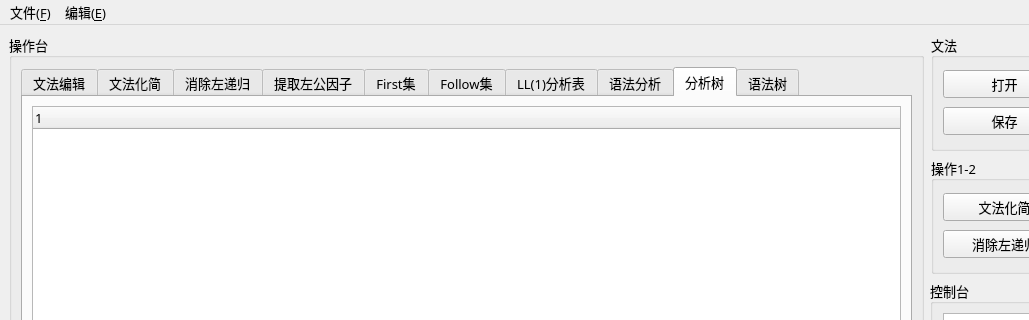
Before: the Qt Designer form BNFProcessor/mainwindow.ui in Lyuyk/Compile-Principle-Course-Labs, drawn with Qt 5; both pictures show x 0 to 1029 and y 0 to 320 of the 1280 by 768 pixel window.
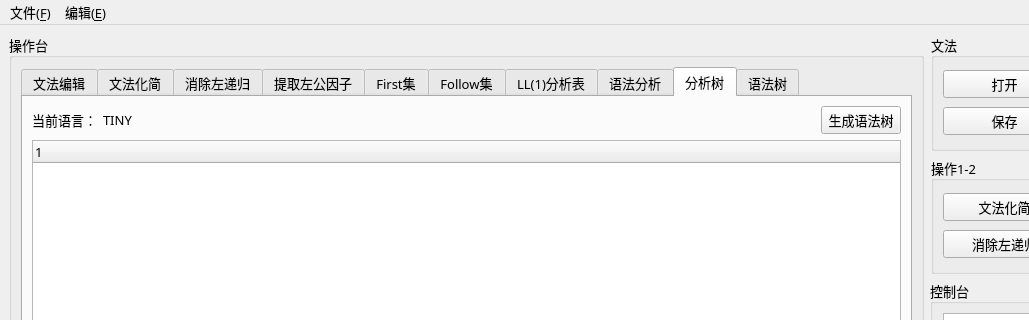
After: the same form once the commit is applied. The open tabs and pages were chosen to show the change.

```diff
--- a/BNFProcessor/mainwindow.ui
+++ b/BNFProcessor/mainwindow.ui
@@ -333,35 +333,13 @@
             </attribute>
             <layout class="QHBoxLayout" name="horizontalLayout_19">
              <item>
-              <widget class="QTreeWidget" name="treeWidget_CST">
-               <property name="font">
-                <font>
-                 <family>JetBrains Mono NL</family>
-                 <pointsize>10</pointsize>
-                </font>
-               </property>
-               <column>
-                <property name="text">
-                 <string notr="true">1</string>
-                </property>
-               </column>
-              </widget>
-             </item>
-            </layout>
-           </widget>
-           <widget class="QWidget" name="tab_4">
-            <attribute name="title">
-             <string>语法树</string>
-            </attribute>
-            <layout class="QHBoxLayout" name="horizontalLayout_21">
-             <item>
-              <layout class="QVBoxLayout" name="verticalLayout_9">
+              <layout class="QVBoxLayout" name="verticalLayout_10">
                <item>
                 <layout class="QHBoxLayout" name="horizontalLayout_20">
                  <item>
                   <widget class="QLabel" name="label_3">
                    <property name="text">
-                    <string>语言：</string>
+                    <string>当前语言：</string>
                    </property>
                   </widget>
                  </item>
@@ -394,12 +372,38 @@
                     </size>
                    </property>
                    <property name="text">
-                    <string>显示语法树</string>
+                    <string>生成语法树</string>
                    </property>
                   </widget>
                  </item>
                 </layout>
                </item>
+               <item>
+                <widget class="QTreeWidget" name="treeWidget_CST">
+                 <property name="font">
+                  <font>
+                   <family>JetBrains Mono NL</family>
+                   <pointsize>10</pointsize>
+                  </font>
+                 </property>
+                 <column>
+                  <property name="text">
+                   <string notr="true">1</string>
+                  </property>
+                 </column>
+                </widget>
+               </item>
+              </layout>
+             </item>
+            </layout>
+           </widget>
+           <widget class="QWidget" name="tab_4">
+            <attribute name="title">
+             <string>语法树</string>
+            </attribute>
+            <layout class="QHBoxLayout" name="horizontalLayout_21">
+             <item>
+              <layout class="QVBoxLayout" name="verticalLayout_9">
                <item>
                 <widget class="QTreeWidget" name="treeWidget_AST">
                  <column>
```
Left out of the diff: 2 changed lines with no effect on the pictures.
